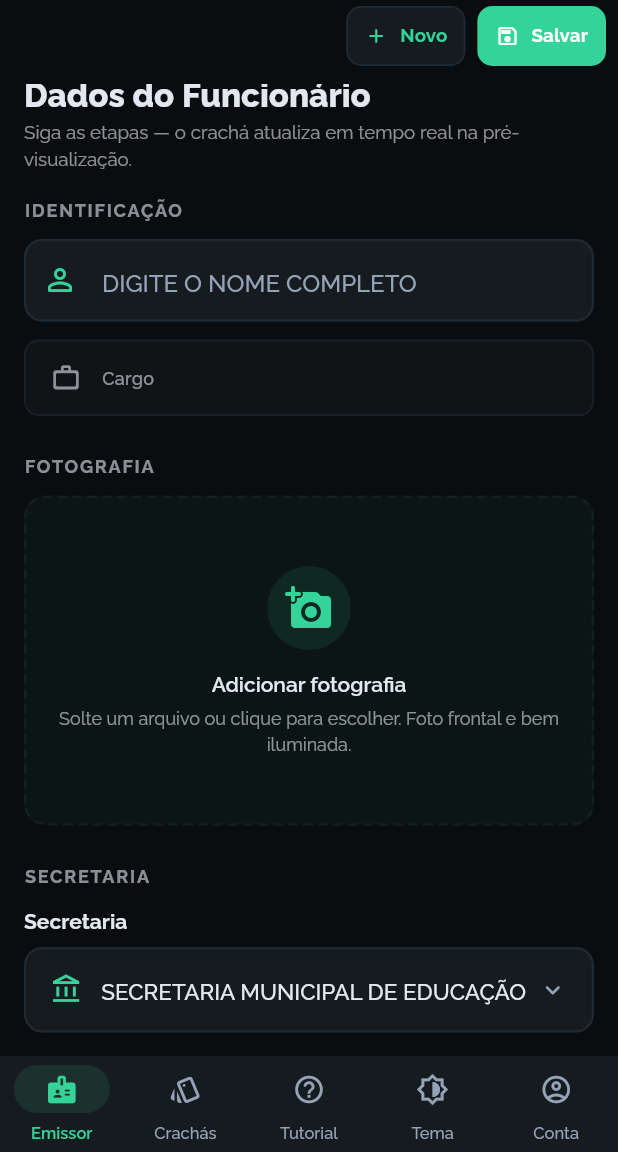
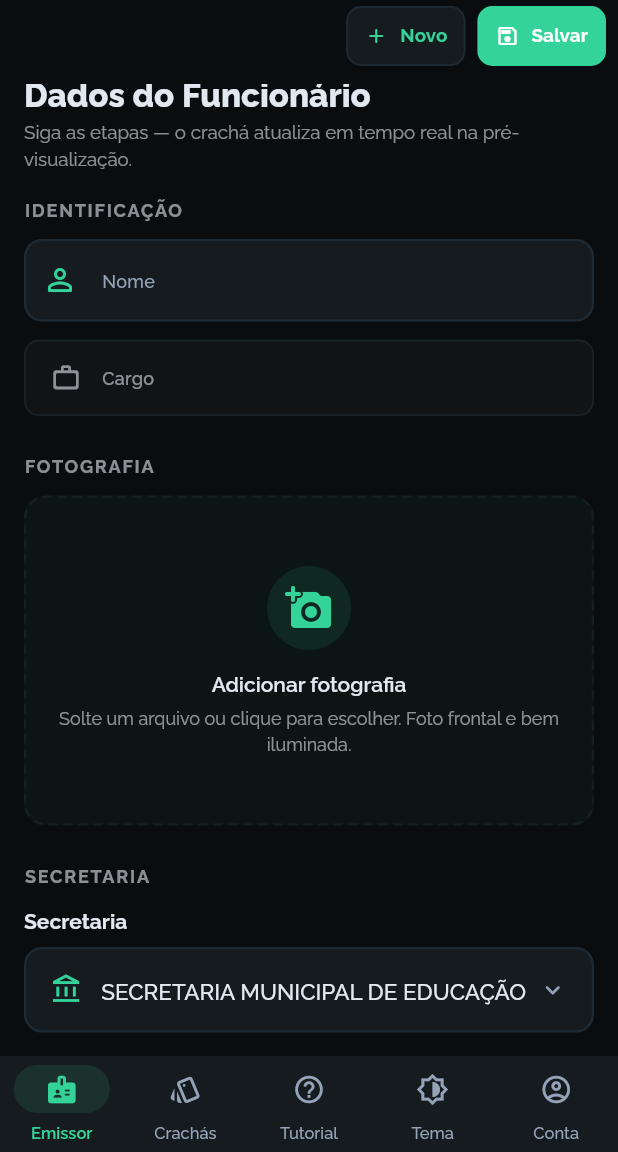
Before and after one commit to AlvaroWalker/cracha_app, a Flutter app: the screen it shows once a user with an empty profile is signed in, scrolled down 534 dp, on a phone screen of 412 x 824 dp, the part 84-1236 px from its top. Run offline on Flutter 3.47's test engine with Material 3 defaults, Android fonts, the phone set to English and light mode, and no system bars; our stand-ins replace auto_size_text, image_picker, pdf, printing, shared_preferences, supabase_flutter; missing offline and left inert: crop_image; accounts and stored records are empty.

Commit message:
fix: campo Nome com label flutuante igual ao Cargo

```diff
--- a/lib/views/servidor_autocomplete_field.dart
+++ b/lib/views/servidor_autocomplete_field.dart
@@ -432,7 +432,23 @@ class _ServidorAutocompleteFieldState extends State<ServidorAutocompleteField> {
             fontWeight: FontWeight.w500,
           ),
           decoration: InputDecoration(
-            hintText: 'DIGITE O NOME COMPLETO',
+            labelText: 'Nome',
+            floatingLabelBehavior: FloatingLabelBehavior.auto,
+            labelStyle: TextStyle(
+              fontFamily: 'Rawline',
+              fontSize: 12,
+              fontWeight: FontWeight.w500,
+              color: hintColor,
+              letterSpacing: 0.2,
+            ),
+            floatingLabelStyle: TextStyle(
+              fontFamily: 'Rawline',
+              fontSize: 12,
+              fontWeight: FontWeight.w600,
+              color: hintColor,
+              letterSpacing: 0.2,
+            ),
+            hintText: 'Ex: NOME COMPLETO',
             hintStyle: TextStyle(fontFamily: 'Rawline', color: hintColor),
             prefixIcon: Icon(Icons.person_outline_rounded, color: primary),
             suffixIcon: _buildSuffixIcon(),
```
